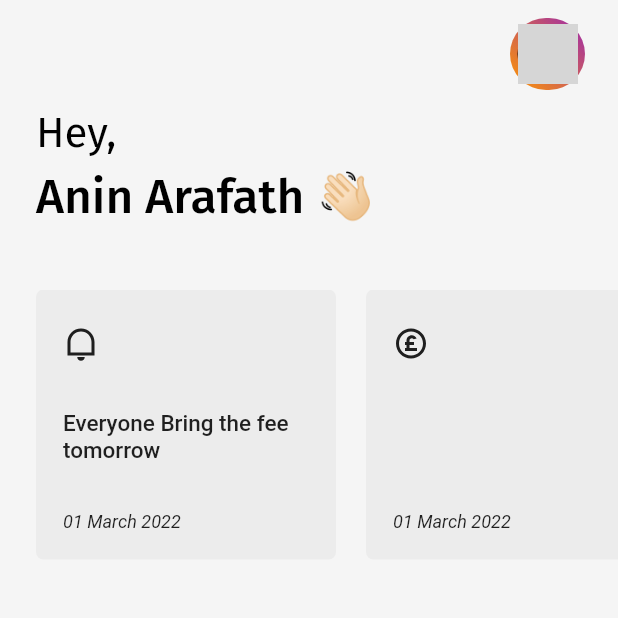
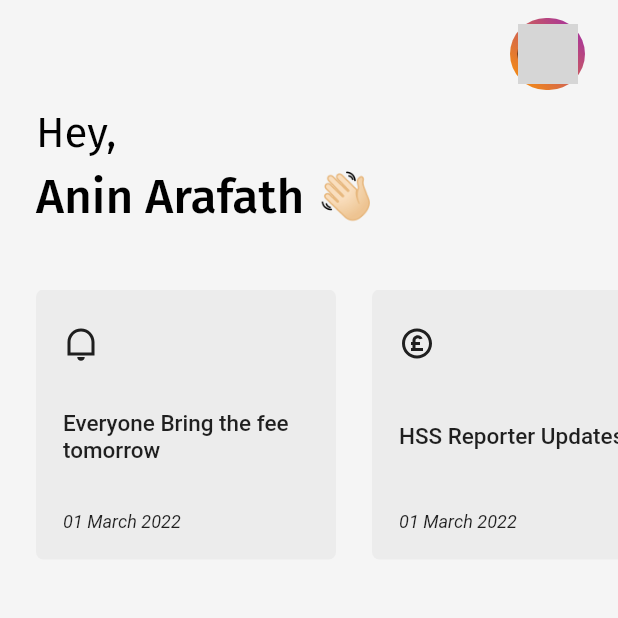
Before and after one commit to aninarafath6/arnhss, a Flutter app: the screen it shows after launch, on a phone screen of 412 x 824 dp, the top half of it. Run offline on Flutter 3.47's test engine with Material 2 defaults, Android fonts, the phone set to English and light mode, and no system bars; our stand-ins replace flutter_keyboard_visibility, flutter_otp_text_field, get, google_fonts, lottie, remixicon; network calls fail; grey boxes are pictures that could not be loaded.

Commit message:
notice dailog upgraded

```diff
--- a/arnhss-app/lib/features/home/view/home_view.dart
+++ b/arnhss-app/lib/features/home/view/home_view.dart
@@ -1,10 +1,8 @@
 import 'package:arnhss/features/authentication/otp_verification/view/index.dart';
-import 'package:arnhss/features/home/model/notice_model.dart';
+import 'package:arnhss/features/home/view_models/notice_view_model.dart';
 import 'package:arnhss/features/home/widgets/home_banner.dart';
-import 'package:arnhss/features/home/widgets/notice_item.dart';
 import 'package:arnhss/features/home/widgets/user_avatar.dart';
 import 'package:flutter/services.dart';
-import 'package:remixicon/remixicon.dart';
 
 class HomeView extends StatelessWidget {
   const HomeView({Key? key}) : super(key: key);
@@ -27,7 +25,6 @@ class HomeView extends StatelessWidget {
         padding: const EdgeInsets.symmetric(horizontal: 0.0),
         child: ListView(
           children: [
-            // SizedBox(height: 30),
             const Padding(
               padding: EdgeInsets.symmetric(horizontal: 24.0),
               child: HomeBanner(),
@@ -36,42 +33,27 @@ class HomeView extends StatelessWidget {
             SizedBox(
               width: 200,
               height: 180,
-              child: ListView(
+              child: ListView.builder(
                 scrollDirection: Axis.horizontal,
+                itemCount:
+                    context.read<NoticeViewModel>().noticeList.length + 1,
+                itemBuilder: (BuildContext context, index) {
+                  if (context.read<NoticeViewModel>().noticeList.length !=
+                      index) {
+                    return context.read<NoticeViewModel>().noticeList[index];
+                  } else {
+                    return Row(
                       children: [
                         const SizedBox(width: 24),
-                  NoticeItem(
-                    notice: NoticeModel(
-                        icon: Remix.notification_line,
-                        title: "Everyone Bring the fee tomorrow",
-                        descritption:
-                            "Everyone bring the fee tomorrow. It will be difficult to collect the fee as the program will be held on the next day.",
-                        date: "01 March 2022",
-                        subDescription:
-                            " Examination fees for children taking the 1st Year Higher Secondary Improvement Examination are also due tomorrow (1/9/22, 2/9/22) at school. Documents to be submitted to the school 1. Application Form 2.+1 Marklist Copy fee Paper 1 N 175 + 40 A child can write maximum 3 papers"),
-                  ),
-                  NoticeItem(
-                    notice: NoticeModel(
-                      date: "01 March 2022",
-                      icon: Remix.money_pound_circle_line,
-                      descritption:
-                          "School is going for veccation in next month.",
-                    ),
-                  ),
-                  NoticeItem(
-                    notice: NoticeModel(
-                      date: "01 March 2022",
-                      icon: Remix.notification_line,
-                      descritption:
-                          "School is going for veccation in next month.",
-                    ),
-                  ),
                         IconButton(
                           onPressed: () {},
                           icon: const Icon(Icons.arrow_forward_outlined),
                         ),
                         const SizedBox(width: 24),
                       ],
+                    );
+                  }
+                },
               ),
             ),
           ],
--- /dev/null
+++ b/arnhss-app/lib/features/home/view_models/notice_view_model.dart
@@ -0,0 +1,39 @@
+import 'package:arnhss/features/authentication/login/view/index.dart';
+import 'package:arnhss/features/home/model/notice_model.dart';
+import 'package:arnhss/features/home/widgets/notice_item.dart';
+import 'package:remixicon/remixicon.dart';
+
+class NoticeViewModel with ChangeNotifier {
+  final List<NoticeItem> noticeList = [
+    NoticeItem(
+      notice: NoticeModel(
+          icon: Remix.notification_line,
+          title: "Everyone Bring the fee tomorrow",
+          descritption:
+              "Everyone bring the fee tomorrow. It will be difficult to collect the fee as the program will be held on the next day.",
+          date: "01 March 2022",
+          subDescription:
+              " Examination fees for children taking the 1st Year Higher Secondary Improvement Examination are also due tomorrow (1/9/22, 2/9/22) at school. Documents to be submitted to the school 1. Application Form 2.+1 Marklist Copy fee Paper 1 N 175 + 40 A child can write maximum 3 papers"),
+    ),
+    NoticeItem(
+      notice: NoticeModel(
+        date: "01 March 2022",
+        icon: Remix.money_pound_circle_line,
+        title: "HSS Reporter Updates",
+        descritption:
+            "HSS Reporter Updates\n \n🎯 Plus One Improvement Exam from 25th to 29th October.\n\n🎯A child can improv up to maximum 3 subjects.\n\n🎯 Children can pay the examination fee to the school till 05-09-2022.\n\n🎯 Students who have been given First Year Revaluation need to pay the fee for Imp Exam within three days after the revaluation result\nwww.hssreporter.com",
+      ),
+    ),
+    NoticeItem(
+      notice: NoticeModel(
+        date: "01 March 2022",
+        icon: Remix.notification_line,
+        title: 'PTA meeting',
+        subDescription:
+            "(Write the answer letter given below and submit it to the class teacher with the signature of the parents)\n\nNotice of parent meeting to be held on 01.09.2022 has been received. He knows that he will come to the meeting.\nParent's Signature:\nName:\nStudent Name:\nClass studied:",
+        descritption:
+            "Dear Parents,\nPlus one\nA meeting of the parents of Plus Two students is being held on Thursday 01.09.2022 at 2 pm in the Higher Secondary Auditorium in order to evaluate the result of the general examination and similarly to evaluate the result of the unit test and to directly assess the learning progress of the teachers' children. Your presence is requested in the said meeting.\nRegards,\nDr. C. Anas\nPrincipal\n29.08.2022.",
+      ),
+    ),
+  ];
+}
--- a/arnhss-app/lib/features/home/widgets/notice_item.dart
+++ b/arnhss-app/lib/features/home/widgets/notice_item.dart
@@ -22,7 +22,7 @@ class NoticeItem extends StatelessWidget {
       child: Container(
         width: 200,
         height: 180,
-        margin: const EdgeInsets.only(right: 20),
+        margin: const EdgeInsets.only(right: 0, left: 24),
         padding: const EdgeInsets.all(18),
         decoration: BoxDecoration(
           color: Colors.grey.withOpacity(.1),
--- a/arnhss-app/lib/main.dart
+++ b/arnhss-app/lib/main.dart
@@ -4,6 +4,7 @@ import 'package:arnhss/features/authentication/login/view_model/country_view_mod
 import 'package:arnhss/features/authentication/login/view_model/login_view_model.dart';
 import 'package:arnhss/features/authentication/otp_verification/view_model/verify_otp_view_model.dart';
 import 'package:arnhss/features/home/view/home_view.dart';
+import 'package:arnhss/features/home/view_models/notice_view_model.dart';
 import 'package:arnhss/features/splash/views/splash_view.dart';
 import 'package:flutter/material.dart';
 import 'package:get/get.dart';
@@ -27,6 +28,7 @@ class MyApp extends StatelessWidget {
         ChangeNotifierProvider(create: (_) => CountryViewModel()),
         ChangeNotifierProvider(create: (_) => LoginViewModel()),
         ChangeNotifierProvider(create: (_) => VerifyOtpViewModel()),
+        ChangeNotifierProvider(create: (_) => NoticeViewModel()),
       ],
       child: GetMaterialApp(
         title: 'arnhss',
```
Also changed, not shown: arnhss-app/lib/features/home/widgets/notice_dailog.dart (+17 -9 lines). Lines whose indentation alone changed are shown as unchanged.
